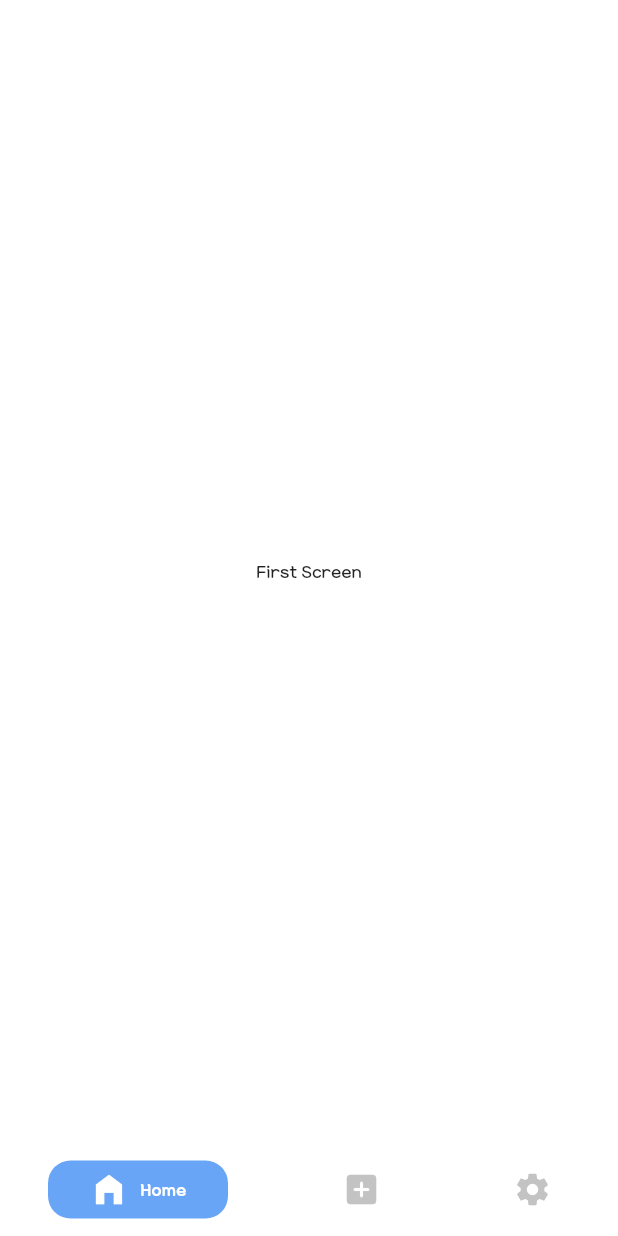
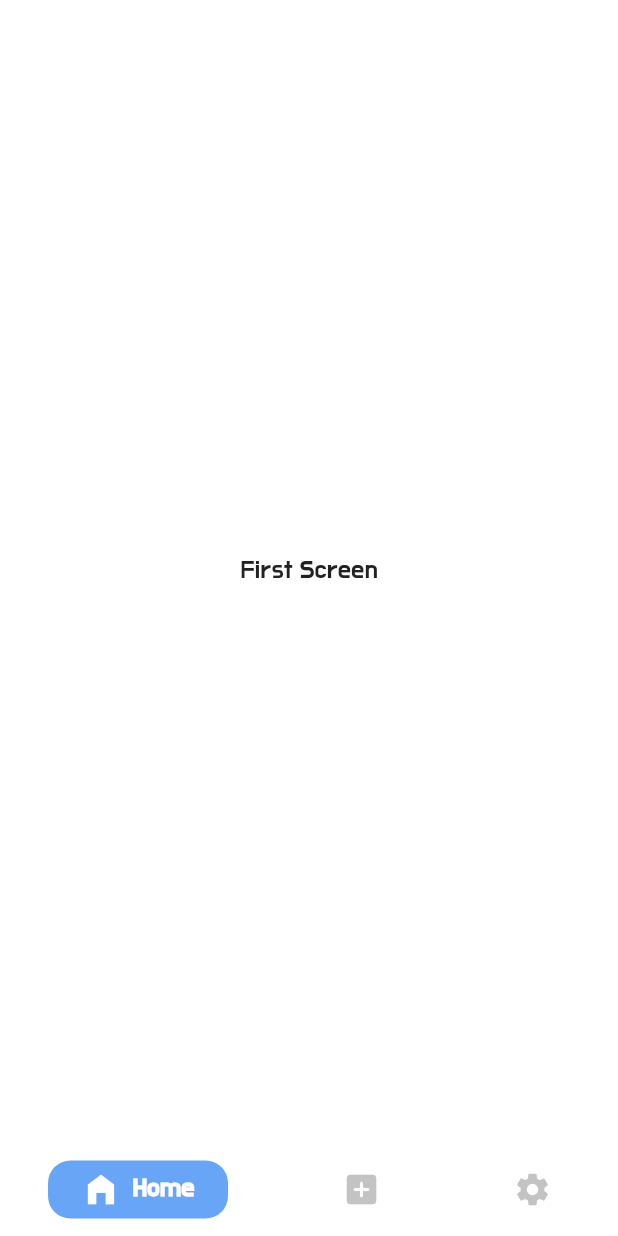
Before and after one commit to boglbbogl/flutter_goffer, a Flutter app: the screen it shows after launch, on a phone screen of 412 x 824 dp. Run offline on Flutter 3.47's test engine with Material 2 defaults, Android fonts, the phone set to English and light mode, and no system bars; drawn by our look-alikes of persistent_bottom_nav_bar; our stand-ins replace beamer, bloc, dartz, extended_image, flutter_bloc, freezed_annotation and 3 more.

Commit message:
baemin dohyeon font

```diff
--- a/lib/presentation/_main/app_widget.dart
+++ b/lib/presentation/_main/app_widget.dart
@@ -23,7 +23,8 @@ class AppWidget extends StatelessWidget {
         Locale('en', ''),
       ],
       theme: ThemeData(
-          fontFamily: 'Yanolja',
+          // fontFamily: 'Yanolja',
+          fontFamily: 'Baemin_Dohyeon',
           primaryColor: Colors.deepPurple,
           inputDecorationTheme: InputDecorationTheme(
             enabledBorder: UnderlineInputBorder(
--- a/pubspec.yaml
+++ b/pubspec.yaml
@@ -88,6 +88,9 @@ flutter:
       fonts:
         - asset: assets/fonts/Yanolja-Regular.ttf
         - asset: assets/fonts/Yanolja-Bold.ttf
+    - family: Baemin_Dohyeon
+      fonts:
+        - asset: assets/fonts/BMDOHYEON_ttf.ttf
   #
   # For details regarding fonts from package dependencies,
   # see https://flutter.dev/custom-fonts/#from-packages
```
Also changed, not shown: assets/fonts/BMDOHYEON_ttf.ttf (added).
